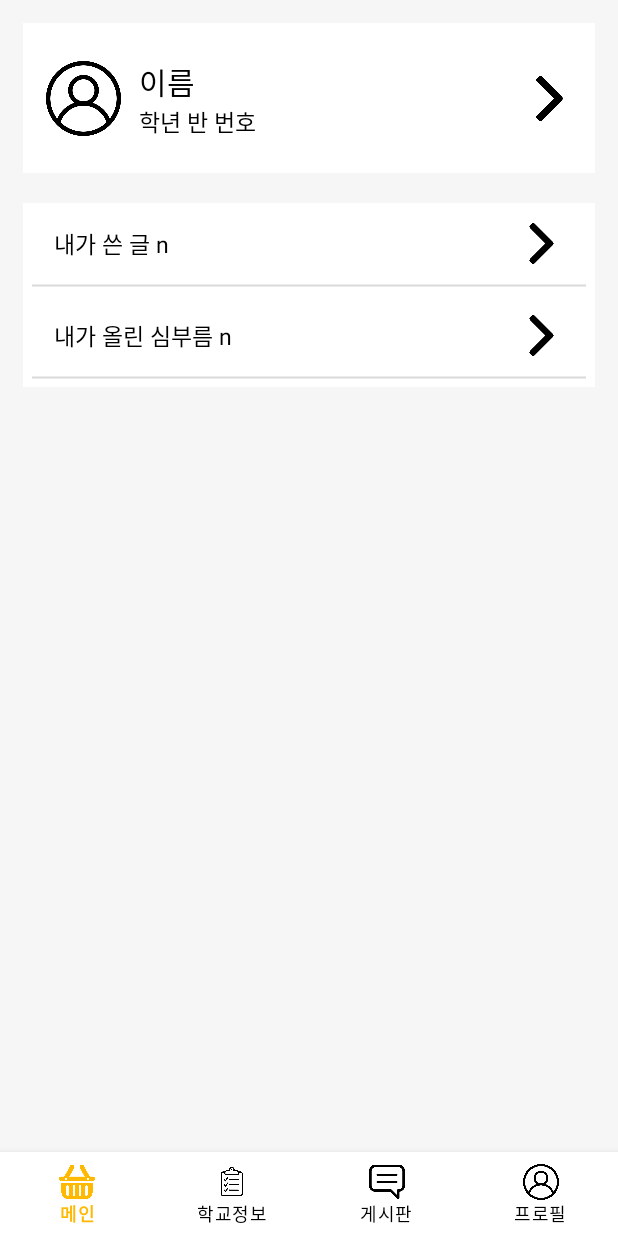
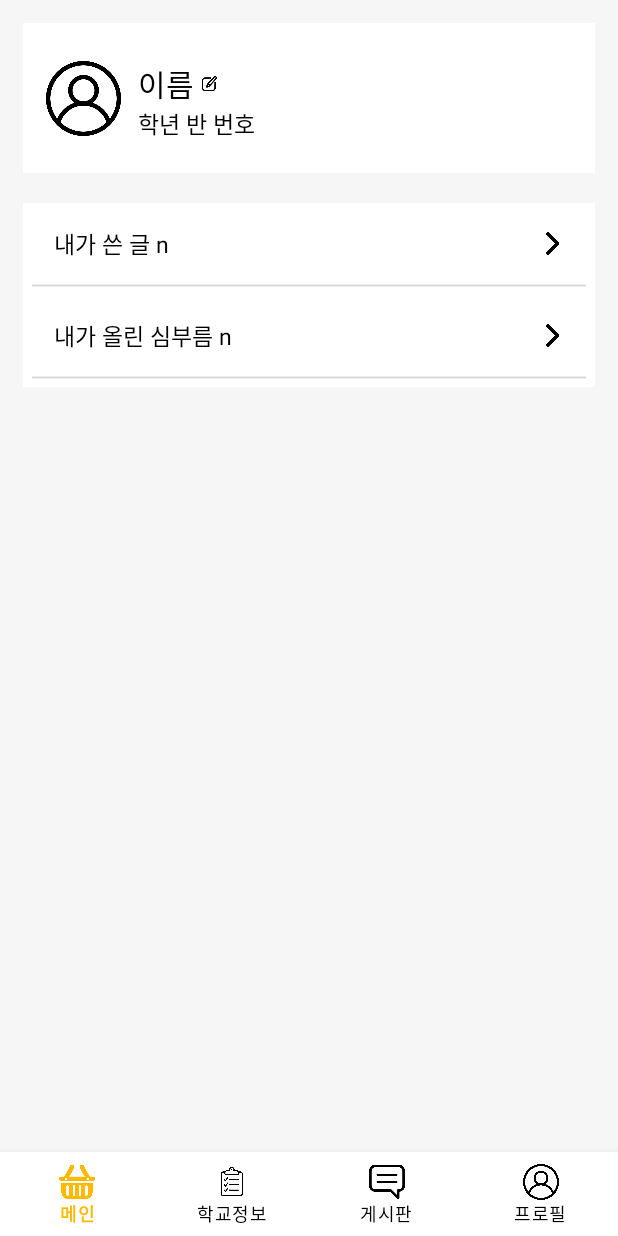
Before and after one commit to Hackaton-2022-Strike/Strike_Android, an Android app: the fragment MyDataFragment placed in its activity, on a phone screen of 412 x 824 dp. Run offline under Robolectric (Android 15) with nearby library versions, the phone set to English and light mode, and no system bars; 1 statement that could not run was skipped.

Commit message:
fragment_my_data 수정

```diff
--- a/app/src/main/AndroidManifest.xml
+++ b/app/src/main/AndroidManifest.xml
@@ -12,6 +12,9 @@
         android:roundIcon="@mipmap/ic_launcher_round"
         android:supportsRtl="true"
         android:theme="@style/Theme.Hackton_2022">
+        <activity
+            android:name=".ChangeDataActivity"
+            android:exported="false" />
         <activity
             android:name=".MyerrandActivity"
             android:exported="false" />
--- a/app/src/main/java/kr/hs/hackton_2022/main/MyDataFragment.kt
+++ b/app/src/main/java/kr/hs/hackton_2022/main/MyDataFragment.kt
@@ -6,6 +6,7 @@ import androidx.fragment.app.Fragment
 import android.view.LayoutInflater
 import android.view.View
 import android.view.ViewGroup
+import kr.hs.hackton_2022.ChangeDataActivity
 import kr.hs.hackton_2022.MyPostActivity
 import kr.hs.hackton_2022.MyerrandActivity
 import kr.hs.hackton_2022.R
@@ -37,6 +38,10 @@ class MyDataFragment : Fragment() {
 
     override fun onViewCreated(view: View, savedInstanceState: Bundle?) {
         super.onViewCreated(view, savedInstanceState)
+        binding.linear.setOnClickListener {
+            val intent = Intent(requireContext(), ChangeDataActivity::class.java)
+            startActivity(intent)
+        }
         binding.writeLayout.setOnClickListener {
             val intent = Intent(requireContext(), MyPostActivity::class.java)
             startActivity(intent)
--- a/app/src/main/res/layout/fragment_my_data.xml
+++ b/app/src/main/res/layout/fragment_my_data.xml
@@ -34,44 +34,36 @@
                 android:layout_marginStart="15dp"
                 android:src="@drawable/profile" />
 
-            <LinearLayout
-                app:layout_constraintStart_toEndOf="@id/profile_img"
-                app:layout_constraintTop_toTopOf="@id/profile_img"
-                app:layout_constraintBottom_toBottomOf="@id/profile_img"
-                app:layout_constraintEnd_toStartOf="@id/arrow_img"
-                android:id="@+id/profile_layout"
-                android:layout_width="0dp"
-                android:layout_height="wrap_content"
-                android:layout_marginLeft="12dp"
-                android:gravity="center_vertical"
-                android:orientation="vertical">
-
                 <TextView
+                    android:layout_marginStart="11dp"
+                    app:layout_constraintStart_toEndOf="@id/profile_img"
+                    app:layout_constraintTop_toTopOf="@id/profile_img"
                     android:id="@+id/tv_name"
-                    android:layout_width="match_parent"
+                    android:layout_width="wrap_content"
                     android:layout_height="wrap_content"
                     android:text="이름"
                     android:textColor="@color/black"
                     android:textSize="20sp" />
 
                 <TextView
+                    app:layout_constraintStart_toStartOf="@id/tv_name"
+                    app:layout_constraintTop_toBottomOf="@id/tv_name"
                     android:id="@+id/tv_grade"
-                    android:layout_width="match_parent"
+                    android:layout_width="wrap_content"
                     android:layout_height="wrap_content"
                     android:text="학년 반 번호"
                     android:textColor="@color/black"
                     android:textSize="15sp" />
-            </LinearLayout>
             <ImageView
-                android:id="@+id/arrow_img"
+                android:id="@+id/change_img"
                 android:layout_marginEnd="15dp"
-                app:layout_constraintStart_toEndOf="@id/profile_layout"
-                app:layout_constraintEnd_toEndOf="parent"
-                app:layout_constraintTop_toTopOf="@id/profile_img"
-                app:layout_constraintBottom_toBottomOf="@id/profile_img"
-                android:layout_width="30dp"
+                android:layout_marginStart="5dp"
+                app:layout_constraintStart_toEndOf="@id/tv_name"
+                app:layout_constraintTop_toTopOf="@id/tv_name"
+                app:layout_constraintBottom_toBottomOf="@id/tv_name"
+                android:layout_width="10dp"
                 android:layout_height="0dp"
-                android:src="@drawable/arrow" />
+                android:src="@drawable/change" />
         </androidx.constraintlayout.widget.ConstraintLayout>
 
         <androidx.constraintlayout.widget.ConstraintLayout
@@ -100,7 +92,7 @@
                 app:layout_constraintTop_toTopOf="parent" />
 
             <ImageView
-                android:layout_width="30dp"
+                android:layout_width="15dp"
                 android:layout_height="0dp"
                 android:layout_marginTop="8dp"
                 android:layout_marginEnd="15dp"
@@ -145,7 +137,7 @@
                 app:layout_constraintTop_toTopOf="parent" />
 
             <ImageView
-                android:layout_width="30dp"
+                android:layout_width="15dp"
                 android:layout_height="0dp"
                 android:layout_marginTop="8dp"
                 android:layout_marginEnd="15dp"
```
Also changed, not shown: app/src/main/java/kr/hs/hackton_2022/ChangeDataActivity.kt (added, +11 -0 lines), app/src/main/res/layout/activity_change_data.xml (added, +9 -0 lines), app/src/main/res/drawable/change.png (added).
